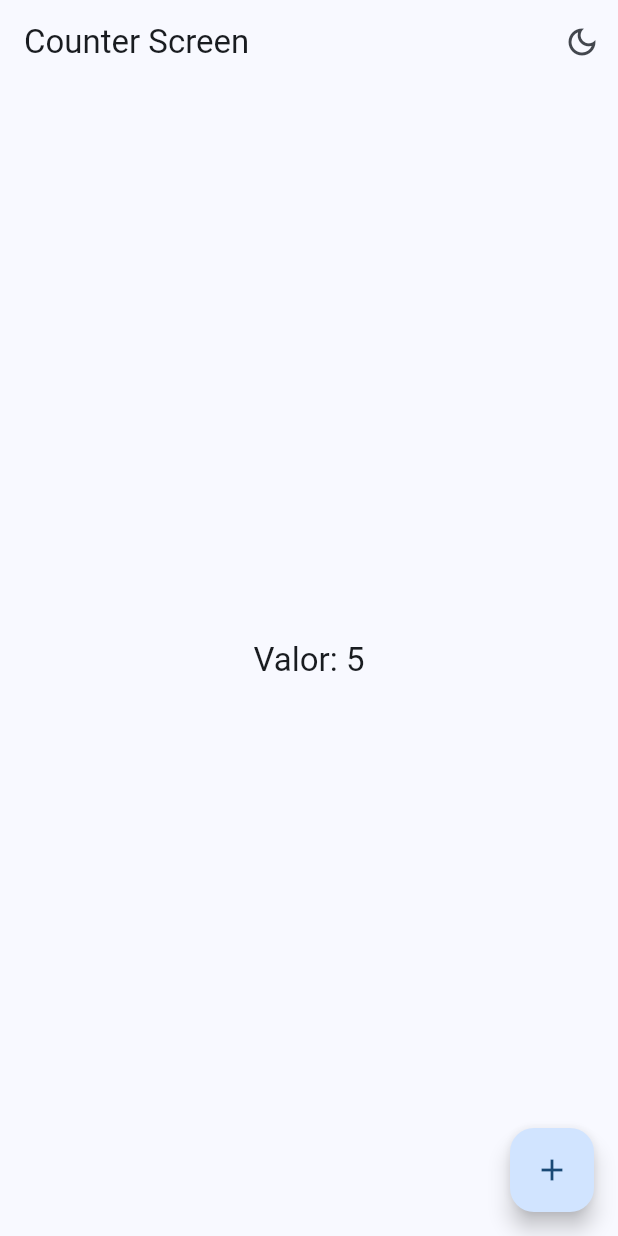
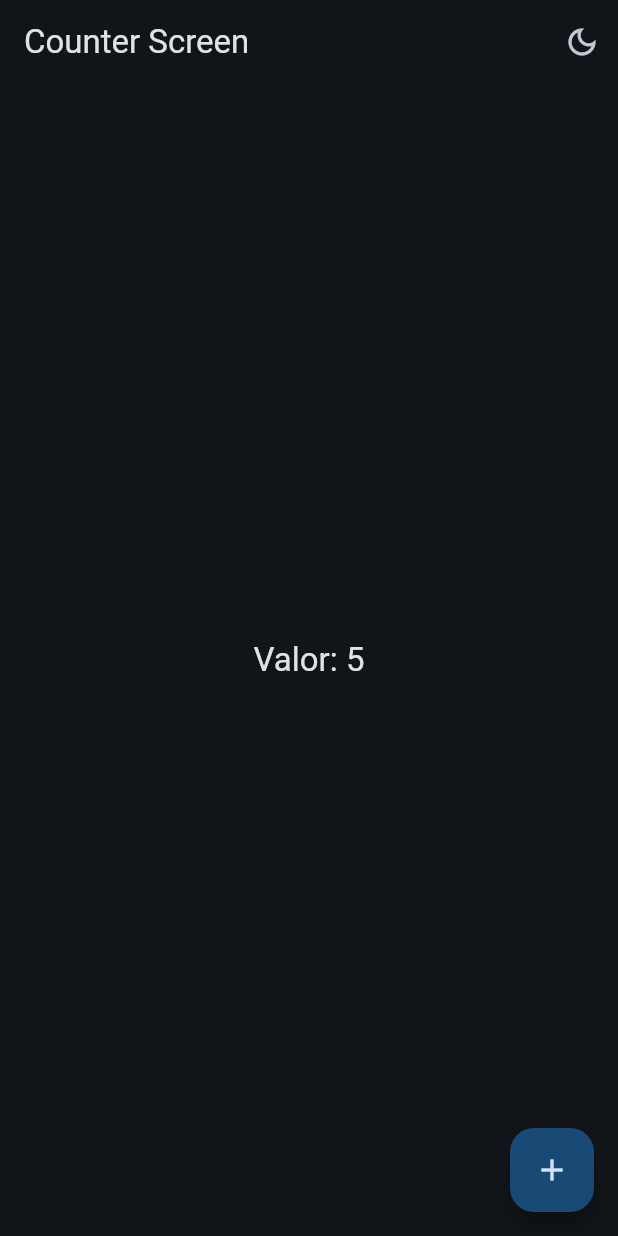
Before and after one commit to amarianjel/flutter_widgets_app, a Flutter app: the CounterScreen screen opened by its route, after a tap on the "light mode" icon, on a phone screen of 412 x 824 dp. Run offline on Flutter 3.47's test engine with Material 2 defaults, Android fonts, the phone set to English and light mode, and no system bars; our stand-ins replace animate_do, flutter_riverpod, go_router.

Commit message:
Aplicación terminada

```diff
--- a/lib/presentation/providers/theme_provider.dart
+++ b/lib/presentation/providers/theme_provider.dart
@@ -16,7 +16,7 @@ final themeNotifierProvider = StateNotifierProvider<ThemeNotifier, AppTheme>(
   (ref) => ThemeNotifier(),
 );
 
-// Controller o Notifier
+// README: Controller o Notifier
 class ThemeNotifier extends StateNotifier<AppTheme> {
 
   // STATE = Estado = new AppTheme();
--- a/lib/presentation/screens/counter/counter_screen.dart
+++ b/lib/presentation/screens/counter/counter_screen.dart
@@ -25,6 +25,9 @@ class CounterScreen extends ConsumerWidget {
             onPressed: () {
               ref.read( isDarkmodeProvider.notifier )
                 .update((state) => !state );
+
+              ref.read( themeNotifierProvider.notifier )
+                .toggleDarkmode();
             },
           )
         ],
```
